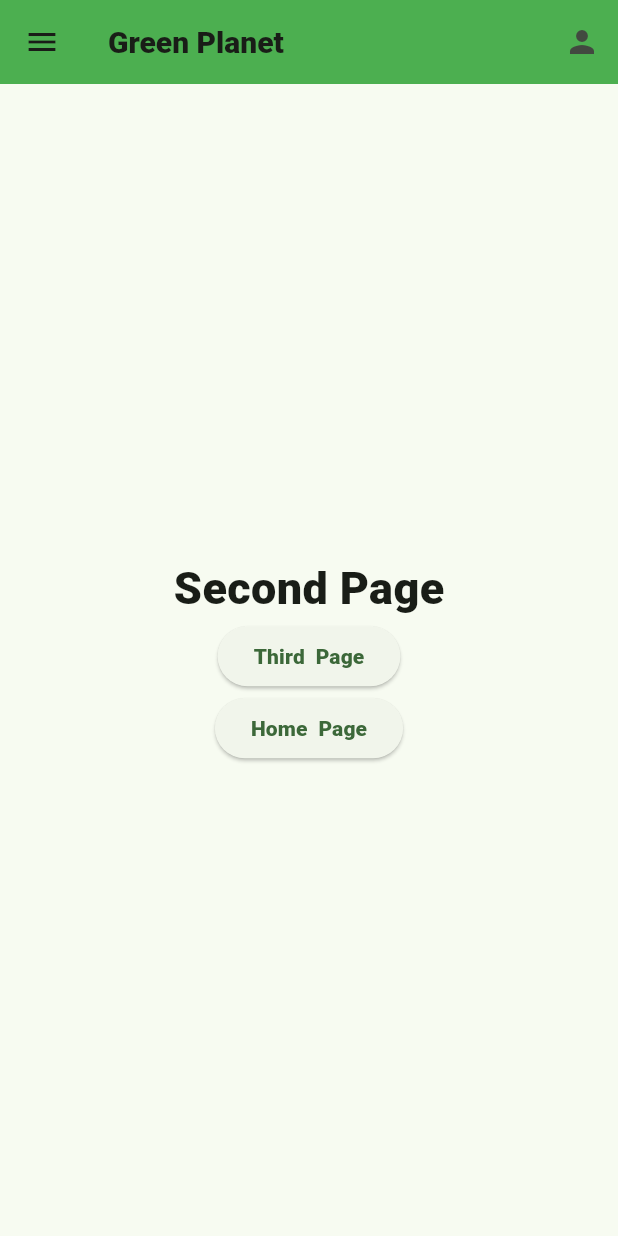
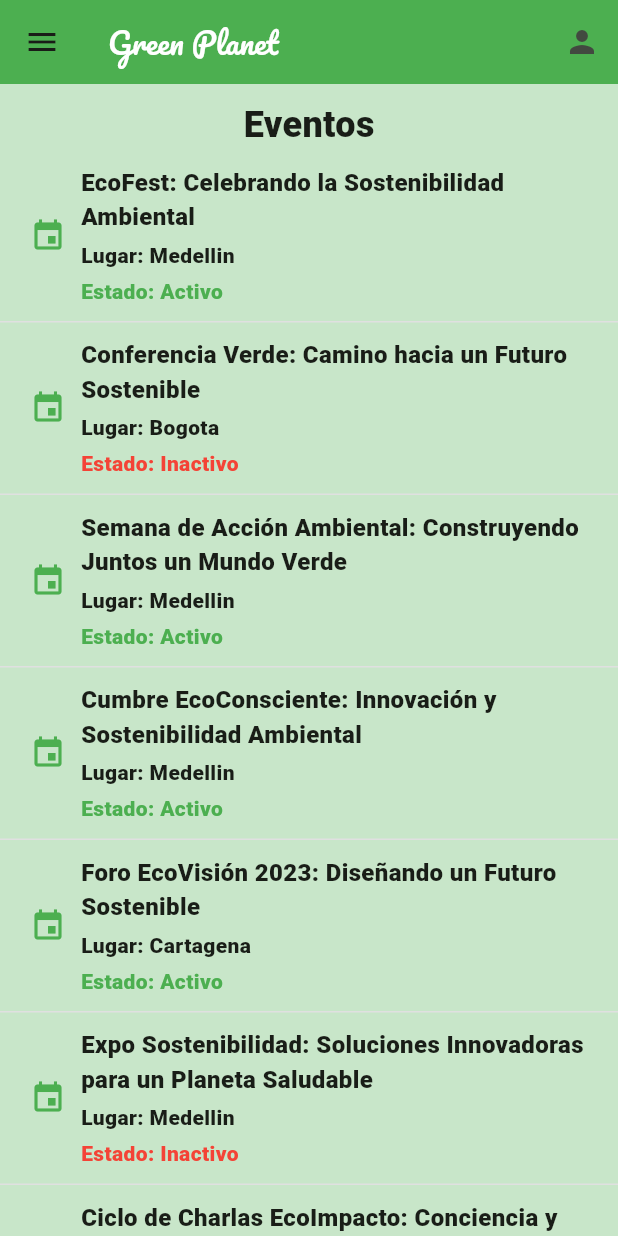
Before and after one commit to MarcelaM18/Aplicacion_Movil2, a Flutter app: the screen it shows after launch, after a tap on "Second page", on a phone screen of 412 x 824 dp. Run offline on Flutter 3.47's test engine with Material 2 defaults, Android fonts, the light colour scheme and no system bars.

Commit message:
segundo commit marcela

```diff
--- a/lib/presentation/screens/second_page.dart
+++ b/lib/presentation/screens/second_page.dart
@@ -7,35 +7,94 @@ import 'package:navegacion/presentation/screens/third_page.dart';
 class SecondPage extends StatelessWidget {
   const SecondPage({super.key});
 
-  @override
+
+    @override
   Widget build(BuildContext context) {
-    return Scaffold(
-      appBar: const MenuAppbar(),
-      drawer: const NavegationDrawer(),
-      body: Center(
-        child: Column(mainAxisAlignment: MainAxisAlignment.center, children: [
-          const Text(
-            'Second Page',
-            style: TextStyle(fontSize: 30),
+
+  List eventos = [
+    {"nombre" : "EcoFest: Celebrando la Sostenibilidad Ambiental", "lugar" : "Medellin", "estado" : "Activo"},
+    {"nombre" : "Conferencia Verde: Camino hacia un Futuro Sostenible", "lugar" : "Bogota", "estado" : "Inactivo"},
+    {"nombre" : "Semana de Acción Ambiental: Construyendo Juntos un Mundo Verde", "lugar" : "Medellin", "estado" : "Activo"},
+    {"nombre" : "Cumbre EcoConsciente: Innovación y Sostenibilidad Ambiental", "lugar" : "Medellin", "estado" : "Activo"},
+    {"nombre" : "Foro EcoVisión 2023: Diseñando un Futuro Sostenible", "lugar" : "Cartagena", "estado" : "Activo"},
+    {"nombre" : "Expo Sostenibilidad: Soluciones Innovadoras para un Planeta Saludable", "lugar" : "Medellin", "estado" : "Inactivo"},
+    {"nombre" : "Ciclo de Charlas EcoImpacto: Conciencia y Cambio Ambiental", "lugar" : "Medellin", "estado" : "Activo"},
+    {"nombre" : "Encuentro Verde Global: Uniendo Esfuerzos por un Mundo Sostenible", "lugar": "Bogota", "estado" : "Activo"},
+    {"nombre" : "Seminario EcoProgreso: Avanzando hacia la Sostenibilidad Ambiental", "lugar" : "Medellin", "estado" : "Inactivo"},
+    {"nombre" : "Jornadas EcoResponsables: Acciones Locales para Impacto Global", "lugar" : "Cartagena", "estado" : "Activo"},
+    {"nombre" : "Feria EcoTecnología: Tecnologías Limpias para un Mañana Mejor", "lugar" : "Cartagena", "estado" : "Activo"},
+    {"nombre" : "Festival EcoArte: Celebrando la Naturaleza a través de la Creatividad", "lugar" : "Bogota", "estado" : "Activo"}
+
+
+
+  ];
+    return  Scaffold(
+      appBar: MenuAppbar(),
+      drawer: NavegationDrawer(),
+      backgroundColor: Colors.green[100],
+
+      body:
+
+      ListView.builder(
+  itemCount: eventos.length,
+  itemBuilder: (BuildContext context, int index) {
+    return Container(
+      padding: EdgeInsets.symmetric(horizontal: 20, vertical: 10),
+      decoration: BoxDecoration(
+        border: Border(bottom: BorderSide(color: Colors.grey[300]!)),
+      ),
+      child: Column(
+        crossAxisAlignment: CrossAxisAlignment.center,
+        children: [
+          if (index == 0)
+          const  Padding(
+
+              padding: const EdgeInsets.only(bottom: 10),
+              child: Text(
+                'Eventos',
+                style: TextStyle(fontSize: 24,),
+              ),
+            ),
+          Row(
+            children: [
+              Icon(Icons.event, color: Colors.green, size: 24),
+              SizedBox(width: 10),
+              Expanded(
+                child: Column(
+                  crossAxisAlignment: CrossAxisAlignment.start,
+                  children: [
+                    Text(
+                      eventos[index]['nombre'],
+                      style: TextStyle(fontSize: 16,),
+                    ),
+                    SizedBox(height: 4),
+                    Text(
+                      'Lugar: ${eventos[index]['lugar']}',
+                      style: TextStyle(fontSize: 14),
+                    ),
+                    SizedBox(height: 4),
+                    Text(
+                      'Estado: ${eventos[index]['estado']}',
+                      style: TextStyle(
+                        fontSize: 14,
+                        color: eventos[index]['estado'] == 'Activo'
+                            ? Colors.green
+                            : Colors.red,
+                      ),
+                    ),
+                  ],
+                ),
+              ),
+            ],
           ),
-          ElevatedButton(
-              onPressed: () {
-                Navigator.push(
-                  context,
-                  MaterialPageRoute(builder: (context) => ThirdPage()),
-                );
-              },
-              child: const Text('Third  Page')),
-          ElevatedButton(
-              onPressed: () {
-                Navigator.push(
-                  context,
-                  MaterialPageRoute(builder: (context) => const Home()),
-                );
-              },
-              child: const Text('Home  Page')),
-        ]),
+        ],
       ),
+    );
+  },
+)
+
+
+
     );
   }
 }
--- a/lib/presentation/widgets/menu_appbar.dart
+++ b/lib/presentation/widgets/menu_appbar.dart
@@ -9,7 +9,7 @@ class MenuAppbar extends StatelessWidget implements PreferredSizeWidget {
         title: const Text(
           'Green Planet',
           style: TextStyle(
-            fontSize: 20,
+            fontSize: 20, color:Colors.white, fontFamily: 'Pacifico'
             ),
         ),
         backgroundColor: Colors.green,
--- a/lib/presentation/widgets/menu_drawer.dart
+++ b/lib/presentation/widgets/menu_drawer.dart
@@ -20,7 +20,7 @@ class NavegationDrawer extends StatelessWidget {
               child: Text(
                 'Green Planet',
                 style: TextStyle(
-                  fontSize: 45,
+                  fontSize: 45, color: Colors.white, fontFamily: 'Pacifico'
                 ),
               )),
           ListTile(
--- a/pubspec.yaml
+++ b/pubspec.yaml
@@ -110,7 +110,9 @@ flutter:
     - family: Roboto10
       fonts:
         - asset: assets/fonts/Roboto-ThinItalic.ttf
-
+    - family: Pacifico
+      fonts:
+        - asset: assets/fonts/Pacifico-Regular.ttf
   #       - asset: fonts/Schyler-Italic.ttf
   #         style: italic
   #   - family: Trajan Pro
```
Also changed, not shown: assets/fonts/Pacifico-Regular.ttf (added).
